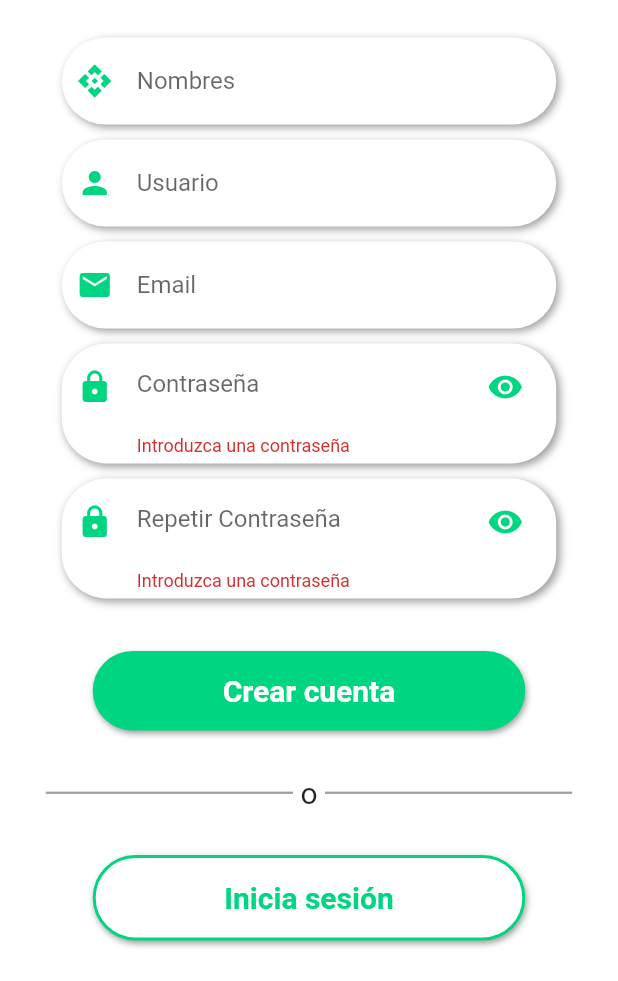
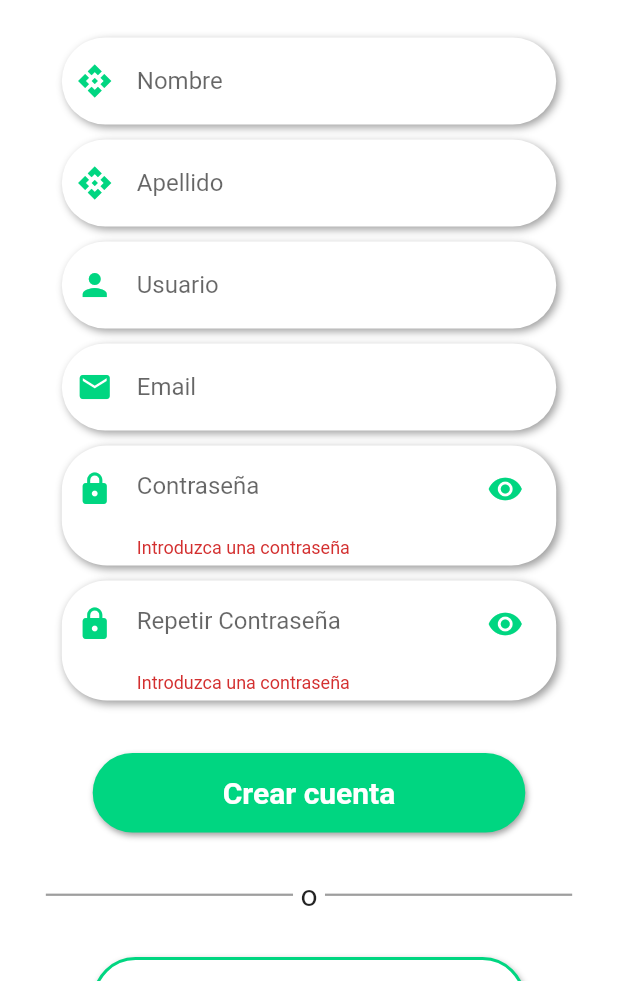
Before and after one commit to ElioCampos/diet-and-control, a Flutter app: the screen it shows after launch, after a tap on "Crea una cuenta", after a tap on "Crear cuenta", on a phone screen of 412 x 824 dp, the part 255-1236 px from its top. Run offline on Flutter 3.47's test engine with Material 2 defaults, Android fonts, the phone set to English and light mode, and no system bars; our stand-ins replace curved_navigation_bar, dio, get, loading_indicator, logger; missing offline and left inert: jwt_decode.

Commit message:
🐛 register and login fix + doctor profile creation

```diff
--- a/lib/modules/controllers/new_plan_controller/new_plan_controller.dart
+++ b/lib/modules/controllers/new_plan_controller/new_plan_controller.dart
@@ -4,6 +4,8 @@ import 'package:logger/logger.dart';
 import 'package:dio/dio.dart' as dio;
 
 class NewPlanController extends GetxController {
+  final RxInt planId = 0.obs;
+
   final RxInt currentDay = 0.obs;
   final RxList mealsFromToday = [].obs;
   final RxList dList = [].obs;
@@ -38,6 +40,7 @@ class NewPlanController extends GetxController {
       response = await NewPlanProvider()
           .getPlan(carbo: carbo, protein: protein, fat: fat);
       if (response.statusCode == 201 || response.statusCode == 200) {
+        planId.value = response.data["id"];
         menus.value = response.data["menus"];
         refreshMeals();
         loading.value = false;
--- a/lib/modules/controllers/patient_home_controller/patient_home_controller.dart
+++ b/lib/modules/controllers/patient_home_controller/patient_home_controller.dart
@@ -3,16 +3,15 @@ import 'package:diet_and_control/modules/providers/patient_home_provider/patient
 import 'package:dio/dio.dart' as dio;
 
 class PatientHomeController extends NewPlanController {
-
   Future getPatientPlan() async {
     loading.value = true;
     dio.Response response;
     try {
       response = await PatientHomeProvider().getPatientPlan();
-      if (response.statusCode == 201 || response.statusCode == 200) {
+      logger.i(response.data);
+      if (response.statusCode == 302) {
         menus.value = response.data["menus"];
         refreshMeals();
-        loading.value = false;
       } else {
         logger.i(response.statusCode);
         loading.value = false;
--- a/lib/modules/views/auth/register.dart
+++ b/lib/modules/views/auth/register.dart
@@ -12,6 +12,8 @@ import 'login.dart';
 
 bool emailValid = true;
 bool nameValid = true;
+bool lastNameValid = true;
+
 bool userValid = true;
 bool passValid = true;
 bool repeatPassValid = true;
@@ -45,10 +47,16 @@ class Register extends GetView<AuthController> {
                                 height: 150.0),
                           ),
                           CustomTextField(
-                              hintText: "Nombres",
+                              hintText: "Nombre",
                               isValid: nameValid,
                               icon: Icons.api,
                               controller: controller.nameController,
+                              onChanged: (value) {}),
+                          CustomTextField(
+                              hintText: "Apellido",
+                              isValid: lastNameValid,
+                              icon: Icons.api,
+                              controller: controller.lastNameController,
                               onChanged: (value) {}),
                           CustomTextField(
                               hintText: "Usuario",
@@ -82,6 +90,9 @@ class Register extends GetView<AuthController> {
                               controller.nameController.text.isNotEmpty
                                   ? nameValid = true
                                   : nameValid = false;
+                              controller.lastNameController.text.isNotEmpty
+                                  ? lastNameValid = true
+                                  : lastNameValid = false;
                               controller.usernameController.text.isNotEmpty
                                   ? userValid = true
                                   : userValid = false;
@@ -96,7 +107,8 @@ class Register extends GetView<AuthController> {
                                   emailValid &&
                                   userValid &&
                                   passValid &&
-                                  repeatPassValid) {
+                                  repeatPassValid &&
+                                  lastNameValid) {
                                 await controller.signUpUser(false);
                               }
                             },
```
Also changed, not shown: lib/modules/controllers/auth_controller/auth_controller.dart (+22 -2 lines), lib/modules/providers/auth_providers/auth_provider.dart (+38 -0 lines).
